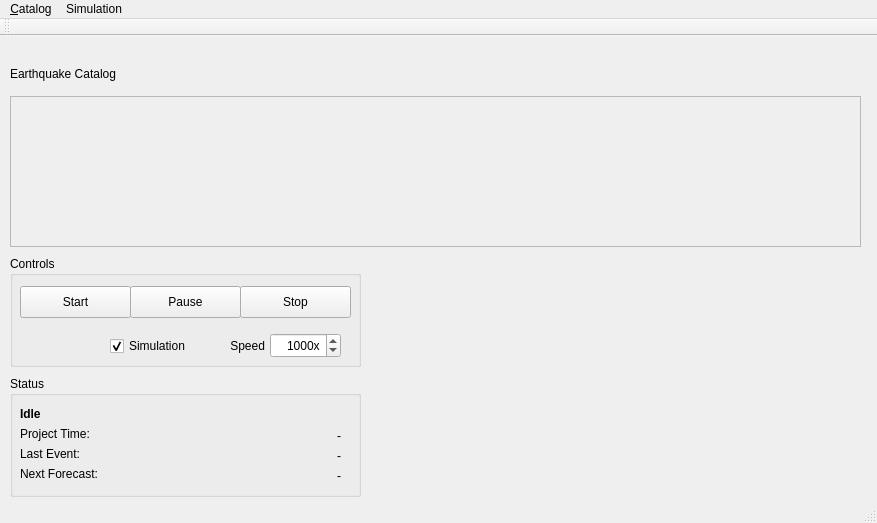
Old version of the form atlas/ui/views/mainwindow.ui in the repository swiss-seismological-service/hermes.
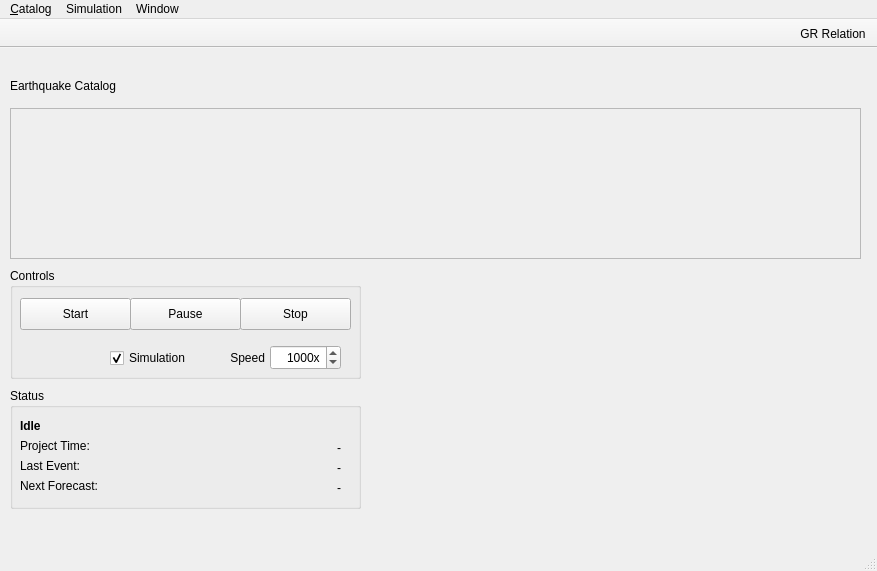
New version of the form. Icons and pictures are not drawn. Custom widgets are drawn as their Qt base class.

Diff of the .ui file:
```diff
--- a/atlas/ui/views/mainwindow.ui
+++ b/atlas/ui/views/mainwindow.ui
@@ -7,7 +7,7 @@
     <x>0</x>
     <y>0</y>
     <width>877</width>
-    <height>523</height>
+    <height>571</height>
    </rect>
   </property>
   <property name="windowTitle">
@@ -51,6 +51,12 @@
        <height>151</height>
       </rect>
      </property>
+     <property name="sizePolicy">
+      <sizepolicy hsizetype="Expanding" vsizetype="Preferred">
+       <horstretch>0</horstretch>
+       <verstretch>0</verstretch>
+      </sizepolicy>
+     </property>
     </widget>
    </widget>
    <widget class="QGroupBox" name="controlsBox">
@@ -313,16 +319,42 @@
     <addaction name="actionPause_Simulation"/>
     <addaction name="actionStop_Simulation"/>
    </widget>
+   <widget class="QMenu" name="menuWindow">
+    <property name="title">
+     <string>Window</string>
+    </property>
+    <addaction name="actionShow_GR"/>
+   </widget>
    <addaction name="menu_Catalog"/>
    <addaction name="menuSimulation"/>
+   <addaction name="menuWindow"/>
   </widget>
   <widget class="QToolBar" name="mainToolBar">
+   <property name="sizePolicy">
+    <sizepolicy hsizetype="Expanding" vsizetype="Fixed">
+     <horstretch>0</horstretch>
+     <verstretch>0</verstretch>
+    </sizepolicy>
+   </property>
+   <property name="layoutDirection">
+    <enum>Qt::RightToLeft</enum>
+   </property>
+   <property name="movable">
+    <bool>false</bool>
+   </property>
+   <property name="toolButtonStyle">
+    <enum>Qt::ToolButtonTextUnderIcon</enum>
+   </property>
+   <property name="floatable">
+    <bool>false</bool>
+   </property>
    <attribute name="toolBarArea">
     <enum>TopToolBarArea</enum>
    </attribute>
    <attribute name="toolBarBreak">
-    <bool>false</bool>
+    <bool>true</bool>
    </attribute>
+   <addaction name="actionShow_GR"/>
   </widget>
   <widget class="QStatusBar" name="statusBar"/>
   <action name="action_Import">
@@ -350,6 +382,15 @@
     <string>Stop Simulation</string>
    </property>
   </action>
+  <action name="actionShow_GR">
+   <property name="icon">
+    <iconset resource="images.qrc">
+     <normaloff>:/toolbar-buttons/images/view-gr-toolbar-button.png</normaloff>:/toolbar-buttons/images/view-gr-toolbar-button.png</iconset>
+   </property>
+   <property name="text">
+    <string>GR Relation</string>
+   </property>
+  </action>
  </widget>
  <layoutdefault spacing="6" margin="11"/>
  <customwidgets>
```
Left out of the diff: 4 changed lines with no effect on the pictures.
